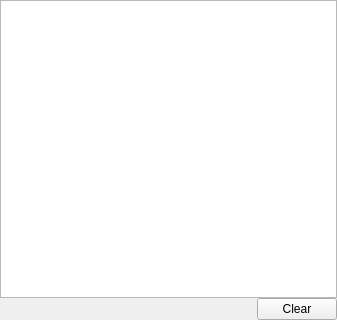
Above: NoobaFE/Forms/OutputWind.ui from noobavss/NoobaVSS before the change. Below: the same form after it.
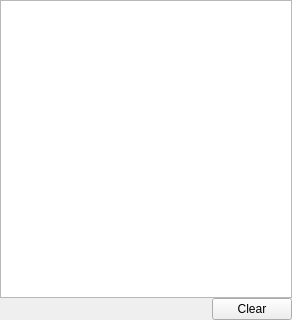
That is the form after the change.

What changed in the file:
```diff
--- a/NoobaFE/Forms/OutputWind.ui
+++ b/NoobaFE/Forms/OutputWind.ui
@@ -6,7 +6,7 @@
    <rect>
     <x>0</x>
     <y>0</y>
-    <width>337</width>
+    <width>292</width>
     <height>320</height>
    </rect>
   </property>
```
Left out of the diff: 11 changed lines with no effect on the pictures.
